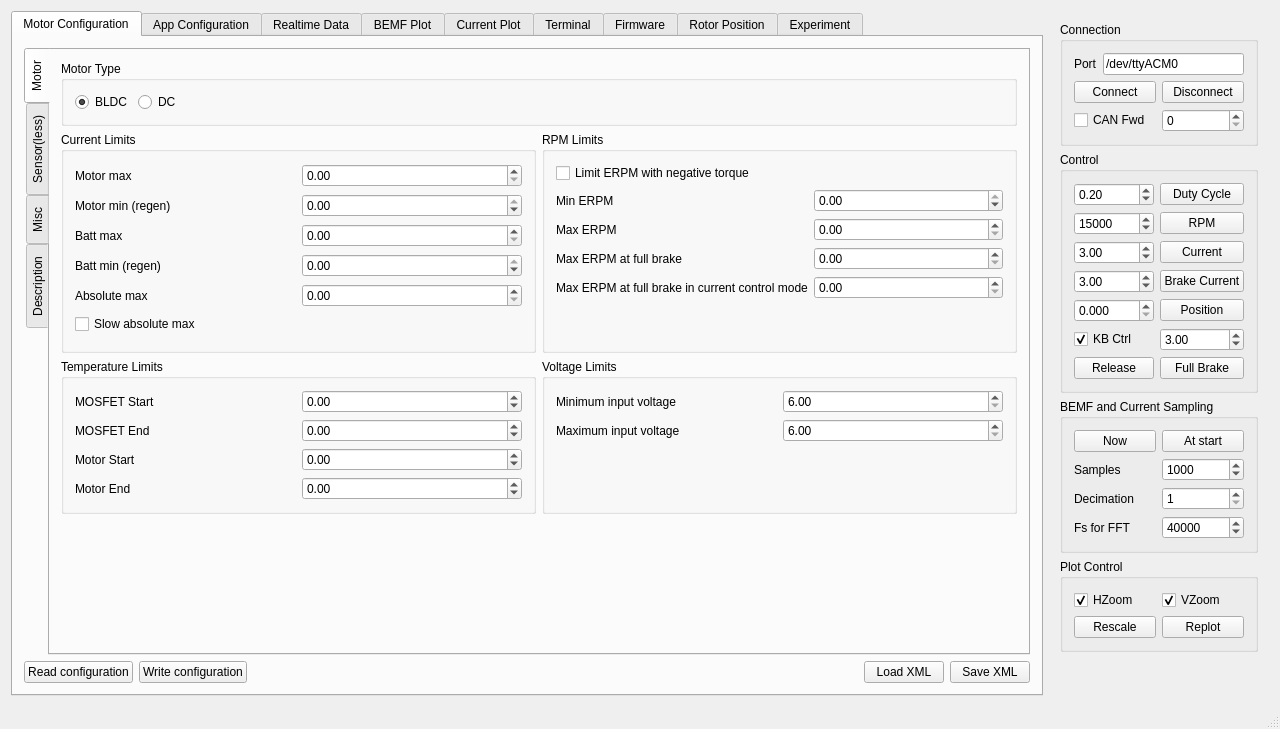
vedderb/bldc-tool, file mainwindow.ui: the form before one commit.
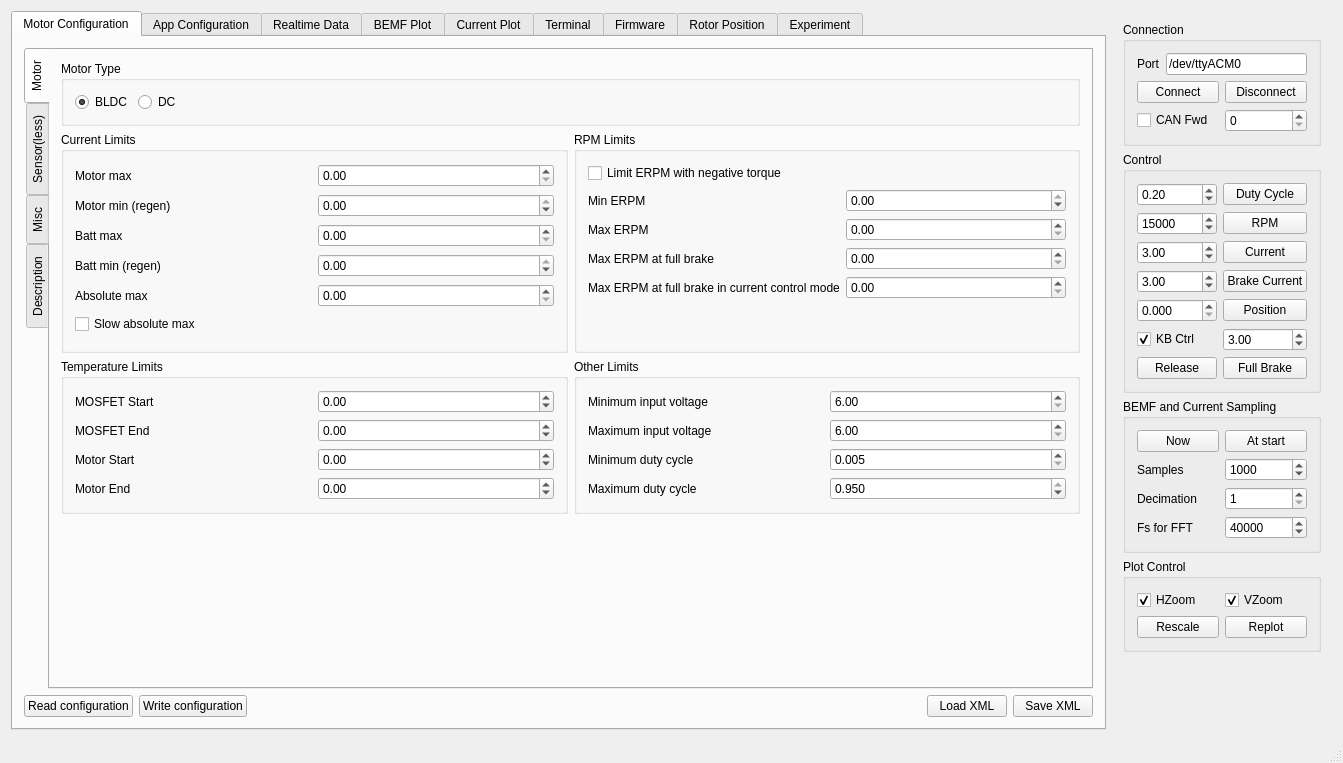
The form after the commit. The open tabs and pages were chosen to show the change. Custom widgets are drawn as their Qt base class.

Commit message: Long packet support, firmware upload fix, configurable duty cycle, included two firmwares

```diff
--- a/mainwindow.ui
+++ b/mainwindow.ui
@@ -6,8 +6,8 @@
    <rect>
     <x>0</x>
     <y>0</y>
-    <width>1280</width>
-    <height>729</height>
+    <width>1343</width>
+    <height>763</height>
    </rect>
   </property>
   <property name="sizePolicy">
@@ -400,7 +400,7 @@
                 <item row="1" column="1">
                  <widget class="QGroupBox" name="groupBox_10">
                   <property name="title">
-                   <string>Voltage Limits</string>
+                   <string>Other Limits</string>
                   </property>
                   <layout class="QHBoxLayout" name="horizontalLayout_20">
                    <item>
@@ -439,18 +439,54 @@
                        </property>
                       </widget>
                      </item>
+                     <item row="2" column="1">
+                      <widget class="QDoubleSpinBox" name="mcconfLimMinDutyBox">
+                       <property name="decimals">
+                        <number>3</number>
+                       </property>
+                       <property name="minimum">
+                        <double>0.005000000000000</double>
+                       </property>
+                       <property name="maximum">
+                        <double>0.500000000000000</double>
+                       </property>
+                       <property name="singleStep">
+                        <double>0.005000000000000</double>
+                       </property>
+                      </widget>
+                     </item>
+                     <item row="3" column="1">
+                      <widget class="QDoubleSpinBox" name="mcconfLimMaxDutyBox">
+                       <property name="decimals">
+                        <number>3</number>
+                       </property>
+                       <property name="minimum">
+                        <double>0.010000000000000</double>
+                       </property>
+                       <property name="maximum">
+                        <double>0.950000000000000</double>
+                       </property>
+                       <property name="singleStep">
+                        <double>0.010000000000000</double>
+                       </property>
+                       <property name="value">
+                        <double>0.950000000000000</double>
+                       </property>
+                      </widget>
+                     </item>
                      <item row="2" column="0">
-                      <spacer name="verticalSpacer_12">
-                       <property name="orientation">
-                        <enum>Qt::Vertical</enum>
+                      <widget class="QLabel" name="label_83">
+                       <property name="text">
+                        <string>Minimum duty cycle</string>
                        </property>
-                       <property name="sizeHint" stdset="0">
-                        <size>
-                         <width>20</width>
-                         <height>40</height>
-                        </size>
+                      </widget>
+                     </item>
+                     <item row="3" column="0">
+                      <widget class="QLabel" name="label_84">
+                       <property name="text">
+                        <string>Maximum duty cycle</string>
                        </property>
-                      </spacer>
+                      </widget>
                      </item>
                     </layout>
                    </item>
```
Left out of the diff: 34 changed lines with no effect on the pictures. The commit also changes 7 other files.
